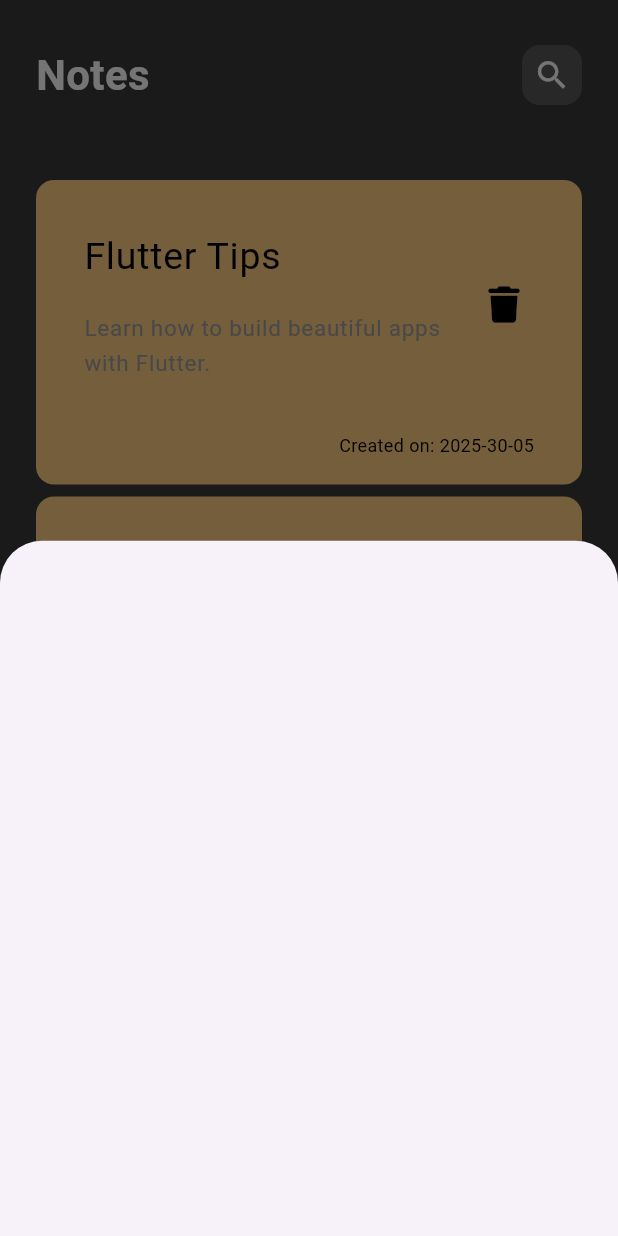
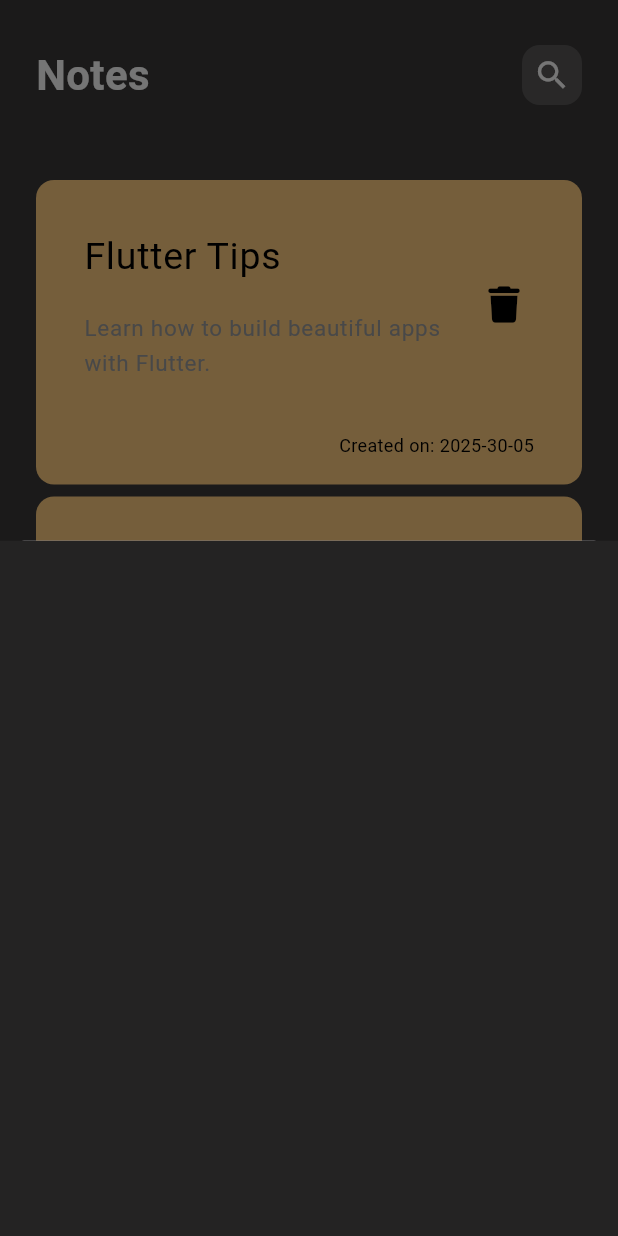
Before and after one commit to Mohandshraf/NotesApp, a Flutter app: the screen it shows after launch, after a tap on the "add" icon, on a phone screen of 412 x 824 dp. Run offline on Flutter 3.47's test engine with Material 3 defaults, Android fonts, the phone set to English and light mode, and no system bars; our stand-ins replace device_preview, font_awesome_flutter.

Commit message:
feat: refine AddButtom styling and enhance modal bottom sheet appearance in NotesView

```diff
--- a/lib/views/add_note_buttom_sheet.dart
+++ b/lib/views/add_note_buttom_sheet.dart
@@ -5,8 +5,6 @@ class AddButtom extends StatelessWidget {
 
   @override
   Widget build(BuildContext context) {
-    return Container(
-
-    );
+    return Container(color: const Color.fromARGB(255, 36, 35, 35));
   }
 }
--- a/lib/views/notes_views.dart
+++ b/lib/views/notes_views.dart
@@ -11,6 +11,9 @@ class NotesView extends StatelessWidget {
       floatingActionButton: FloatingActionButton(
         onPressed: () {
           showModalBottomSheet(
+            shape: RoundedRectangleBorder(
+              borderRadius: BorderRadius.circular(16),
+            ),
             context: context,
             builder: (context) {
               return AddButtom();
```
